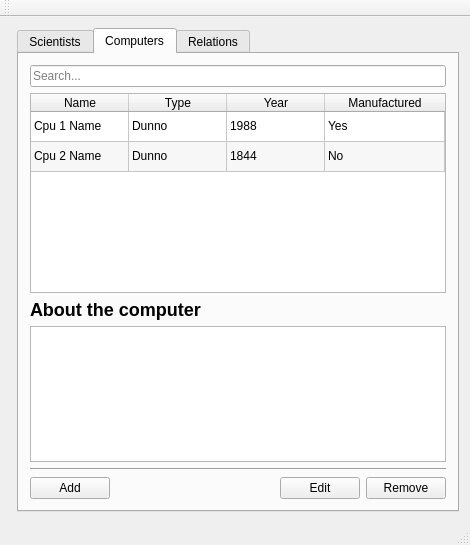
Before: the Qt Designer form code/ui/mainwindow.ui in Danielos15/Skil-1-Verklegt-n-mskei-1, drawn with Qt 5.
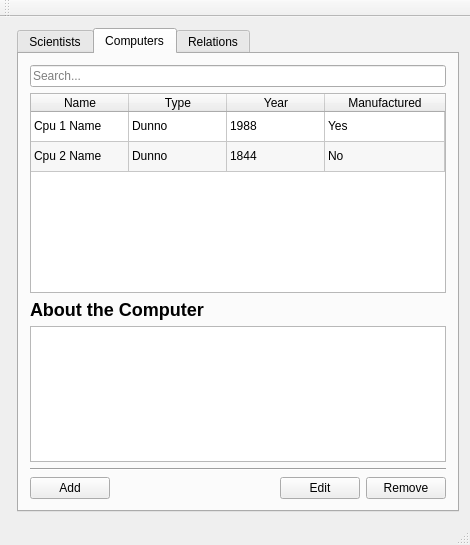
After: the same form once the commit is applied.

What changed in the file:
```diff
--- a/code/ui/mainwindow.ui
+++ b/code/ui/mainwindow.ui
@@ -381,7 +381,7 @@
         <item>
          <widget class="QLabel" name="label">
           <property name="text">
-           <string>&lt;h2&gt;About the computer&lt;/h2&gt;</string>
+           <string>&lt;html&gt;&lt;head/&gt;&lt;body&gt;&lt;p&gt;&lt;span style=&quot; font-size:x-large; font-weight:600;&quot;&gt;About the Computer&lt;/span&gt;&lt;/p&gt;&lt;/body&gt;&lt;/html&gt;</string>
           </property>
          </widget>
         </item>
```
